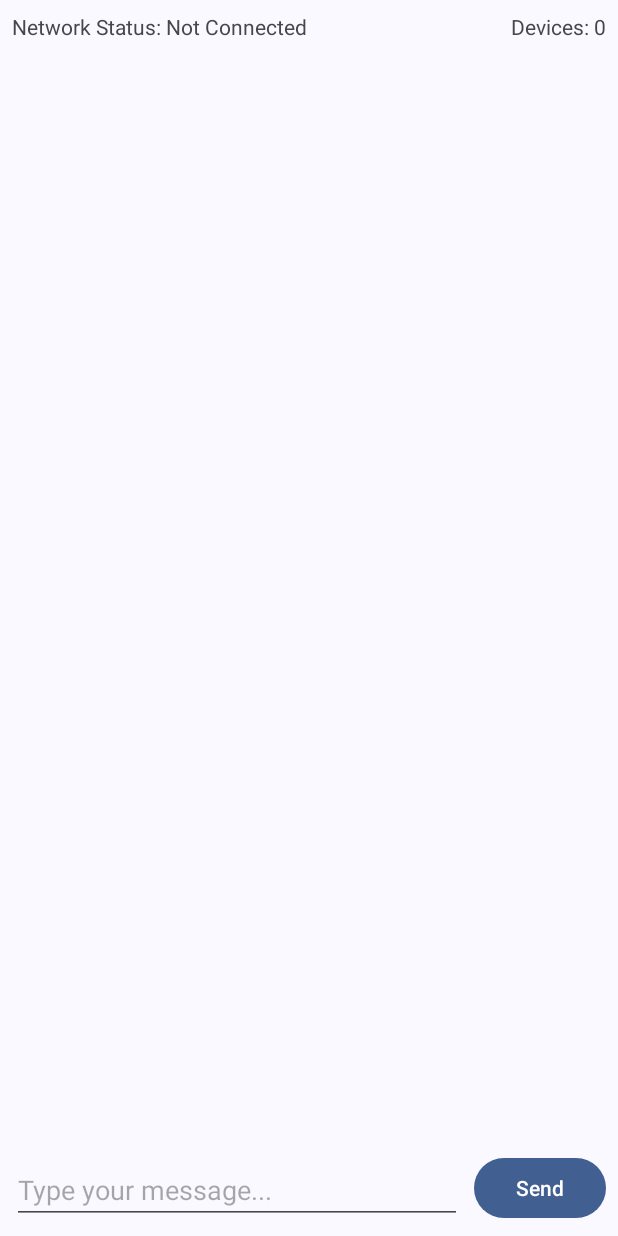
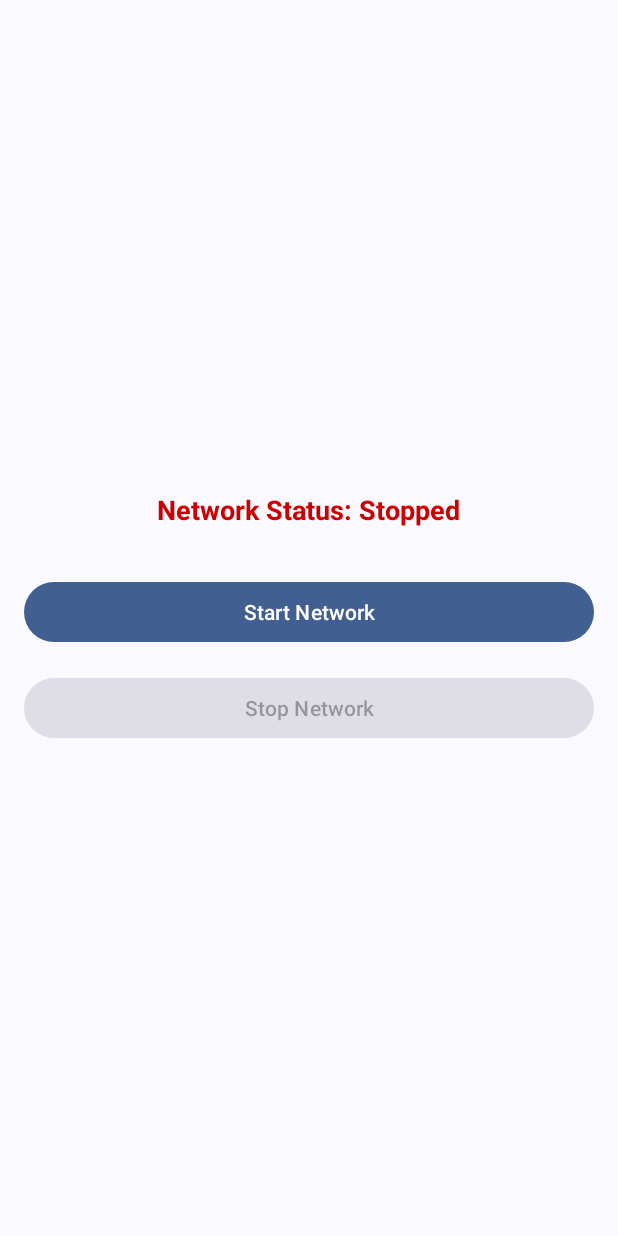
Before and after one commit to varad-kulkarni172/Mesh-Up, an Android app: the screen it shows after launch (MainActivity before the commit, NetworkControlActivity after it), on a phone screen of 412 x 824 dp. Run offline under Robolectric (Android 15) with nearby library versions, the phone set to English and light mode, and no system bars.

Commit message:
made consistent and added a start page

```diff
--- /dev/null
+++ b/app/src/main/java/com/example/meshup/NetworkControlActivity.java
@@ -0,0 +1,76 @@
+package com.example.meshup;
+
+import android.content.Intent;
+import android.os.Build;
+import android.os.Bundle;
+import android.widget.Button;
+import android.widget.TextView;
+
+import androidx.appcompat.app.AppCompatActivity;
+
+public class NetworkControlActivity extends AppCompatActivity {
+    private Button startNetworkButton;
+    private Button stopNetworkButton;
+    private TextView networkStatusText;
+
+    @Override
+    protected void onCreate(Bundle savedInstanceState) {
+        super.onCreate(savedInstanceState);
+        setContentView(R.layout.activity_network_control);
+
+        // Initialize UI components
+        startNetworkButton = findViewById(R.id.startNetworkButton);
+        stopNetworkButton = findViewById(R.id.stopNetworkButton);
+        networkStatusText = findViewById(R.id.networkStatusText);
+
+        // Setup button click listeners
+        setupButtonListeners();
+
+        // Initial network status
+        updateNetworkStatus(false);
+    }
+
+    private void setupButtonListeners() {
+        startNetworkButton.setOnClickListener(v -> {
+            // Start Messaging Service
+            Intent serviceIntent = new Intent(this, MainActivity.class);
+            if (Build.VERSION.SDK_INT >= Build.VERSION_CODES.O) {
+                startForegroundService(serviceIntent);
+            }
+
+            // Launch Main Activity
+            Intent mainIntent = new Intent(this, MainActivity.class);
+            startActivity(mainIntent);
+
+            updateNetworkStatus(true);
+        });
+
+        stopNetworkButton.setOnClickListener(v -> {
+            // Stop Messaging Service
+            Intent serviceIntent = new Intent(this, MainActivity.class);
+            stopService(serviceIntent);
+
+            updateNetworkStatus(false);
+        });
+    }
+
+    private void updateNetworkStatus(boolean isRunning) {
+        if (isRunning) {
+            networkStatusText.setText("Network Status: Running");
+            networkStatusText.setTextColor(getResources().getColor(android.R.color.holo_green_dark));
+            startNetworkButton.setEnabled(false);
+            stopNetworkButton.setEnabled(true);
+        } else {
+            networkStatusText.setText("Network Status: Stopped");
+            networkStatusText.setTextColor(getResources().getColor(android.R.color.holo_red_dark));
+            startNetworkButton.setEnabled(true);
+            stopNetworkButton.setEnabled(false);
+        }
+    }
+
+    @Override
+    protected void onResume() {
+        super.onResume();
+        // You might want to check if service is running and update UI accordingly
+    }
+}
--- /dev/null
+++ b/app/src/main/res/layout/activity_network_control.xml
@@ -0,0 +1,32 @@
+<?xml version="1.0" encoding="utf-8"?>
+<LinearLayout xmlns:android="http://schemas.android.com/apk/res/android"
+    android:layout_width="match_parent"
+    android:layout_height="match_parent"
+    android:orientation="vertical"
+    android:padding="16dp"
+    android:gravity="center">
+
+    <TextView
+        android:id="@+id/networkStatusText"
+        android:layout_width="wrap_content"
+        android:layout_height="wrap_content"
+        android:text="Network Status: Stopped"
+        android:textSize="18sp"
+        android:textStyle="bold"
+        android:layout_marginBottom="32dp"/>
+
+    <Button
+        android:id="@+id/startNetworkButton"
+        android:layout_width="match_parent"
+        android:layout_height="wrap_content"
+        android:text="Start Network"
+        android:layout_marginBottom="16dp"/>
+
+    <Button
+        android:id="@+id/stopNetworkButton"
+        android:layout_width="match_parent"
+        android:layout_height="wrap_content"
+        android:text="Stop Network"
+        android:enabled="false"/>
+
+</LinearLayout>
```
Also changed, not shown: app/src/main/AndroidManifest.xml (+15 -4 lines), app/src/main/java/com/example/meshup/MainActivity.java (+80 -3 lines).
